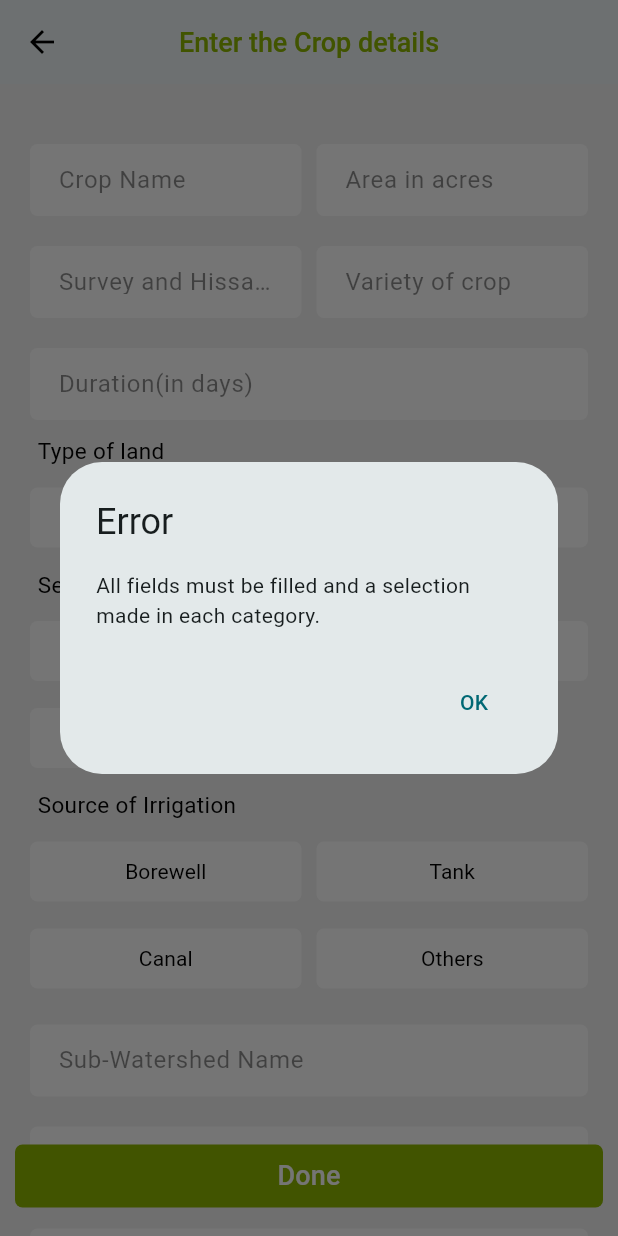
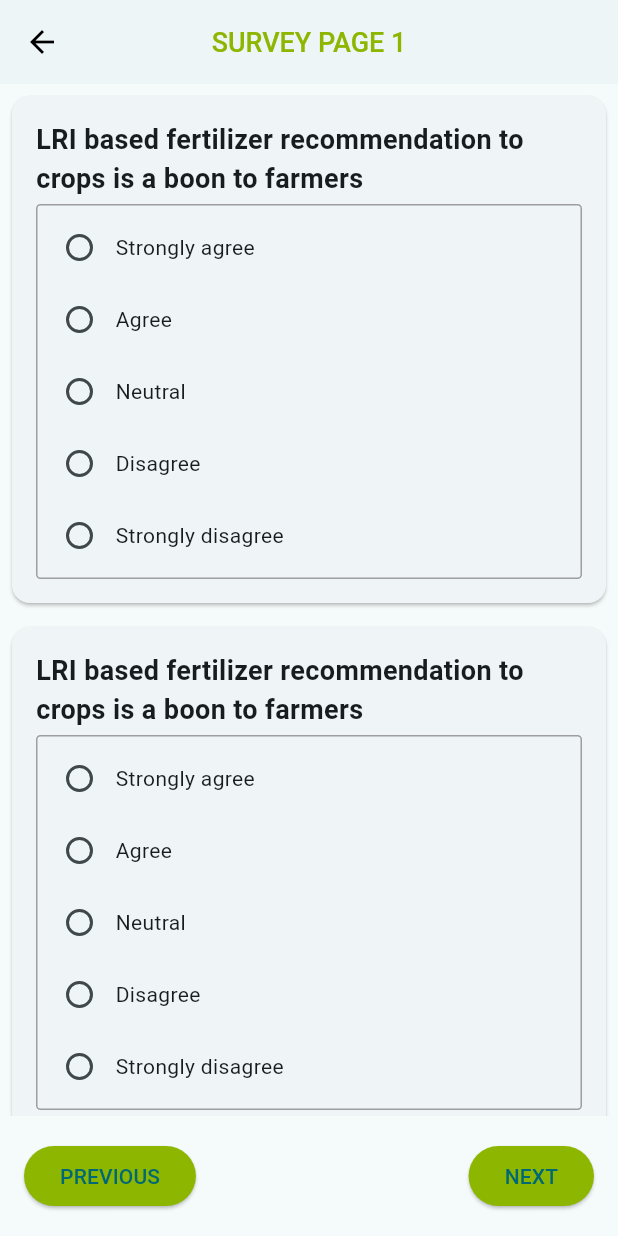
Before and after one commit to revanthraj28/GkVK, a Flutter app: the Cropdetails screen opened directly, after a tap on "Done", on a phone screen of 412 x 824 dp. Run offline on Flutter 3.47's test engine with Material 3 defaults, Android fonts, the light colour scheme and no system bars; our stand-ins replace get, get_storage; accounts and stored records are empty.

Commit message:
added surveypage

```diff
--- /dev/null
+++ b/lib/constants/surveydata.dart
@@ -0,0 +1,85 @@
+// list.dart
+import 'package:gkvk/models/data_model.dart';
+
+List<Question> questionsPage1 = [
+  Question(
+    questionText: 'LRI based fertilizer recommendation to crops is a boon to farmers',
+    options: ['Strongly agree', 'Agree', 'Neutral', 'Disagree', 'Strongly disagree'],
+  ),
+  Question(
+    questionText: 'LRI based fertilizer recommendation to crops is a boon to farmers',
+    options: ['Strongly agree', 'Agree', 'Neutral', 'Disagree', 'Strongly disagree'],
+  ),
+  Question(
+    questionText: 'Do not see much advantage in LRI based fertilizer application for fertilizer intensive crops',
+    options: ['Strongly agree', 'Agree', 'Neutral', 'Disagree', 'Strongly disagree'],
+  ),
+  Question(
+    questionText: 'LRI based fertilizer recommendation to crops is a boon to farmers',
+    options: ['Strongly agree', 'Agree', 'Neutral', 'Disagree', 'Strongly disagree'],
+  ),
+
+  Question(
+    questionText: 'LRI based fertilizer application help to optimize crop yields',
+    options: ['Strongly agree', 'Agree', 'Neutral', 'Disagree', 'Strongly disagree'],
+  ),
+  Question(
+    questionText: 'LRI based fertilizer application is suitable for dryland crops only',
+    options: ['Strongly agree', 'Agree', 'Neutral', 'Disagree', 'Strongly disagree'],
+  ),
+  Question(
+    questionText: 'LRI based fertilizer application do not harm useful microorganisms present in the soil',
+    options: ['Strongly agree', 'Agree', 'Neutral', 'Disagree', 'Strongly disagree'],
+  ),
+  Question(
+    questionText: 'LRI based fertilizer application do not harm useful microorganisms present in the soil',
+    options: ['Strongly agree', 'Agree', 'Neutral', 'Disagree', 'Strongly disagree'],
+  ),
+  Question(
+    questionText: 'The RSK staff are competent to guide on fertilizers dosage for crops based on LRI card',
+    options: ['Strongly agree', 'Agree', 'Neutral', 'Disagree', 'Strongly disagree'],
+  ),
+  Question(
+    questionText: 'The information presented in LRI card is enough to take rational decisions on nutrients’ selection',
+    options: ['Strongly agree', 'Agree', 'Neutral', 'Disagree', 'Strongly disagree'],
+  ),
+  Question(
+    questionText: 'The accuracy of information presented in LRI card is doubtful',
+    options: ['Strongly agree', 'Agree', 'Neutral', 'Disagree', 'Strongly disagree'],
+  ),
+  Question(
+    questionText: 'Not sure of getting better economic gains by adopting LRI based fertilizer application',
+    options: ['Strongly agree', 'Agree', 'Neutral', 'Disagree', 'Strongly disagree'],
+  ),
+  Question(
+    questionText: 'LRI based approach help to save cost of fertilizers compare to indiscriminate use',
+    options: ['Strongly agree', 'Agree', 'Neutral', 'Disagree', 'Strongly disagree'],
+  ),
+  Question(
+    questionText: 'Local Fertilizer Dealers’ advice on fertilizer dosage is more dependable as they know soil characteristics and crop needs of the locality',
+    options: ['Strongly agree', 'Agree', 'Neutral', 'Disagree', 'Strongly disagree'],
+  ),
+  // Add more questions as needed
+];
+List<Question> questionsPage2 = [
+  Question(
+    questionText: 'Format or layout of presentation of information in LRI card',
+    options: ['Very Much', 'Much', 'Not'],
+  ),
+  Question(
+    questionText: 'Format or layout of presentation of information in LRI card',
+    options: ['Very Much', 'Much', 'Not'],
+  ),
+  Question(
+    questionText: 'Format or layout of presentation of information in LRI card',
+    options: ['Very Much', 'Much', 'Not'],
+  ),
+  Question(
+    questionText: 'Format or layout of presentation of information in LRI card',
+    options: ['Very Much', 'Much', 'Not'],
+  ),
+  Question(
+    questionText: 'Format or layout of presentation of information in LRI card',
+    options: ['Very Much', 'Much', 'Not'],
+  ),
+];
--- a/lib/main.dart
+++ b/lib/main.dart
@@ -1,6 +1,7 @@
 import 'package:flutter/material.dart';
 import 'package:get_storage/get_storage.dart';
 import 'package:get/get.dart';
+import 'package:gkvk/views/login/Login.dart';
 import 'controllers/user_controller.dart';
 import 'models/user_model.dart';
 import 'package:gkvk/views/home/home_view.dart';
@@ -33,7 +34,7 @@ class MyApp extends StatelessWidget {
 
     return Obx(() {
       UserModel user = userController.user;
-      return const HomeScreen();
+      return const LoginPage();
         });
   }
 
--- /dev/null
+++ b/lib/models/data_model.dart
@@ -0,0 +1,8 @@
+
+class Question {
+  String questionText;
+  List<String> options;
+  String selectedOption;
+
+  Question({required this.questionText, required this.options, this.selectedOption = ''});
+}
--- a/lib/views/Cropdetails/Cropdetails.dart
+++ b/lib/views/Cropdetails/Cropdetails.dart
@@ -5,6 +5,7 @@ import 'package:gkvk/shared/components/SelectionButton.dart';
 import 'package:gkvk/views/Cropdetails/custominputfield.dart';
 import 'package:gkvk/views/Cropdetails/customradiogroup.dart';
 import 'package:gkvk/views/Cropdetails/FertilizerForm.dart';
+import 'package:gkvk/views/Surveypages/Surveypages1.dart';
 
 class Cropdetails extends StatefulWidget {
   const Cropdetails({super.key});
@@ -527,6 +528,7 @@ class _CropdetailsState extends State<Cropdetails> {
                   controller: _controllers[21],
                   keyboardType: TextInputType.number,
                 ),
+                const SizedBox(height: 60.0),
               ],
             ),
           ),
@@ -538,11 +540,15 @@ class _CropdetailsState extends State<Cropdetails> {
         child: CustomTextButton(
           text: 'Done',
           onPressed: () {
-            if (_validateForm()) {
-              Navigator.pop(context);
-            } else {
-              _showErrorDialog();
-            }
+            Navigator.push(
+                context,
+                MaterialPageRoute(builder: (context) => SurveyPage1()),
+              );
+            // if (_validateForm()) {
+
+            // } else {
+            //   // _showErrorDialog();
+            // }
           },
         ),
       ),
--- /dev/null
+++ b/lib/views/Surveypages/Surveypages1.dart
@@ -0,0 +1,139 @@
+import 'package:flutter/material.dart';
+import 'package:gkvk/models/data_model.dart';
+import 'package:gkvk/constants/surveydata.dart';
+import 'package:gkvk/views/Surveypages/Surveypages2.dart';
+
+class SurveyPage1 extends StatefulWidget {
+  const SurveyPage1({super.key});
+
+  @override
+  State<SurveyPage1> createState() => _SurveyPage1State();
+}
+
+class _SurveyPage1State extends State<SurveyPage1> {
+  void _handleOptionChange(int index, String? value) {
+    setState(() {
+      questionsPage1[index].selectedOption = value!;
+    });
+  }
+
+  Widget buildQuestion(Question question, int index) {
+    return QuestionCard(
+      question: question,
+      onChanged: (value) {
+        _handleOptionChange(index, value);
+      },
+    );
+  }
+
+  @override
+  Widget build(BuildContext context) {
+    return Scaffold(
+      appBar: AppBar(
+        backgroundColor: Colors.white,
+        elevation: 2,
+        centerTitle: true,
+        title: const Text(
+          'SURVEY PAGE 1',
+          style: TextStyle(
+            color: Color(0xFF8DB600),
+            fontSize: 18,
+            fontWeight: FontWeight.w500,
+          ),
+        ),
+        iconTheme: const IconThemeData(color: Colors.black),
+      ),
+      body: Column(
+        children: [
+          Expanded(
+            child: ListView.builder(
+              itemCount: questionsPage1.length,
+              itemBuilder: (context, index) {
+                return buildQuestion(questionsPage1[index], index);
+              },
+            ),
+          ),
+          Container(
+            padding: const EdgeInsets.all(16.0),
+            child: Row(
+              mainAxisAlignment: MainAxisAlignment.spaceBetween,
+              children: [
+                ElevatedButton(
+                  onPressed: () {
+                    // Logic for the previous button if needed
+                  },
+                  style: ElevatedButton.styleFrom(
+                    backgroundColor: Color(0xFF8DB600), // Button color
+                  ),
+                  child: const Text('PREVIOUS'),
+                ),
+                ElevatedButton(
+                  onPressed: () {
+                    Navigator.push(
+                      context,
+                      MaterialPageRoute(builder: (context) => const SurveyPage2()),
+                    );
+                  },
+                  style: ElevatedButton.styleFrom(
+                    backgroundColor: Color(0xFF8DB600), // Button color
+                  ),
+                  child: const Text('NEXT'),
+                ),
+              ],
+            ),
+          ),
+        ],
+      ),
+    );
+  }
+}
+
+class QuestionCard extends StatelessWidget {
+  final Question question;
+  final ValueChanged<String?> onChanged;
+
+  const QuestionCard({super.key, required this.question, required this.onChanged});
+
+  @override
+  Widget build(BuildContext context) {
+    return Card(
+      margin: const EdgeInsets.all(8.0),
+      child: Padding(
+        padding: const EdgeInsets.all(16.0),
+        child: Column(
+          crossAxisAlignment: CrossAxisAlignment.start,
+          children: [
+            Text(
+              question.questionText,
+              style: const TextStyle(fontSize: 18.0, fontWeight: FontWeight.bold),
+            ),
+            Container(
+              margin: const EdgeInsets.only(top: 4.0),
+              padding: const EdgeInsets.all(4.0),
+              decoration: BoxDecoration(
+                border: Border.all(color: Colors.grey),
+                borderRadius: BorderRadius.circular(3.0),
+              ),
+              child: Column(
+                crossAxisAlignment: CrossAxisAlignment.start,
+                children: question.options.map((option) {
+                  return Row(
+                    children: [
+                      Radio<String>(
+                        value: option,
+                        groupValue: question.selectedOption,
+                        onChanged: onChanged,
+                        activeColor: Color(0xFF8DB600), // Radio color when selected
+                      ),
+                      Text(option),
+                    ],
+                  );
+                }).toList(),
+              ),
+            ),
+          ],
+        ),
+      ),
+    );
+  }
+}
```
Also changed, not shown: lib/views/Surveypages/Surveypages2.dart (added, +135 -0 lines), lib/views/login/Login.dart (added, +176 -0 lines).
